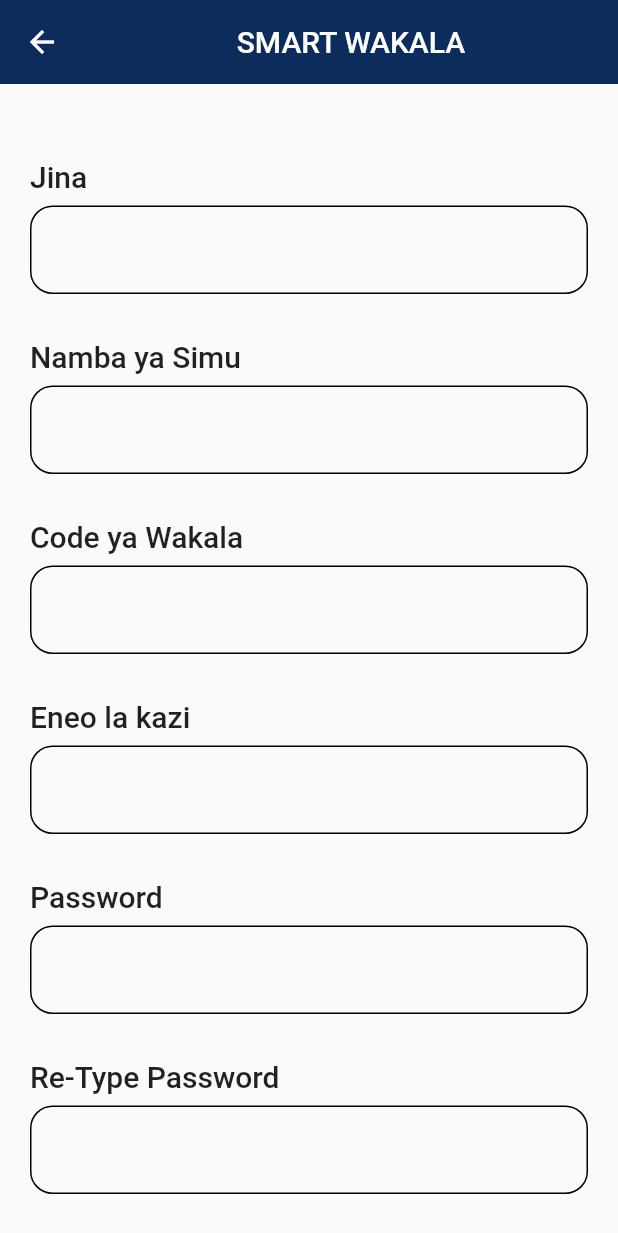
After one commit to zuberypima/wakala-app, a Flutter app: the screen it shows after launch, after a tap on "Jisajili", on a phone screen of 412 x 824 dp. The commit adds this screen. Shown: the top 1233 px of the screen. Run offline on Flutter 3.47's test engine with Material 2 defaults, Android fonts, the phone set to English and light mode, and no system bars; our stand-ins replace cloud_firestore, firebase_core, firebase_database; missing offline and left inert: telephony; accounts and stored records are empty.

Commit message:
finish all documments parts

```diff
--- a/lib/screens/loginscreen.dart
+++ b/lib/screens/loginscreen.dart
@@ -2,6 +2,7 @@ import 'package:cloud_firestore/cloud_firestore.dart';
 import 'package:flutter/material.dart';
 import 'package:wakala/model/applicationdata/uservalidity.dart';
 import 'package:wakala/pages/homepage.dart';
+import 'package:wakala/screens/registrationform.dart';
 
 class LoginPage extends StatefulWidget {
   const LoginPage({Key? key}) : super(key: key);
@@ -11,8 +12,8 @@ class LoginPage extends StatefulWidget {
 }
 
 class _LoginPageState extends State<LoginPage> {
-  String code='';
-  String password='';
+  String code = '';
+  String password = '';
   @override
   Widget build(BuildContext context) {
     return SafeArea(
@@ -38,7 +39,7 @@ class _LoginPageState extends State<LoginPage> {
                 ),
                 TextFormField(
                   onChanged: ((value) {
-                    code=value;
+                    code = value;
                   }),
                   decoration: InputDecoration(
                       focusedBorder: OutlineInputBorder(
@@ -63,7 +64,7 @@ class _LoginPageState extends State<LoginPage> {
                 ),
                 TextFormField(
                   onChanged: ((value) {
-                    password=value;
+                    password = value;
                   }),
                   decoration: InputDecoration(
                       focusedBorder: OutlineInputBorder(
@@ -75,45 +76,68 @@ class _LoginPageState extends State<LoginPage> {
             ),
           ),
           InkWell(
-            onTap: (){
-              checkuser('1000','1234');
+            onTap: () {
+              checkuser('1000', '1234');
             },
             child: Padding(
               padding: const EdgeInsets.only(top: 30),
               child: Align(
                 child: Container(
-                     height: 40,
-              width: 150,
+                  height: 40,
+                  width: 150,
                   decoration: BoxDecoration(
-                    color: Color.fromRGBO(12, 44, 92, 3),
-                    borderRadius: BorderRadius.circular(15)
-                  ),
+                      color: Color.fromRGBO(12, 44, 92, 3),
+                      borderRadius: BorderRadius.circular(15)),
                   child: Center(
                       child: Text(
                     'Login',
-                    style: TextStyle(color: Colors.white,fontSize: 20,fontWeight: FontWeight.w400),
+                    style: TextStyle(
+                        color: Colors.white,
+                        fontSize: 20,
+                        fontWeight: FontWeight.w400),
                   )),
                 ),
               ),
             ),
-          )
+          ),
+          Padding(
+            padding: const EdgeInsets.only(left: 30,right: 20,top: 10),
+            child: Row(
+
+              children: [
+                SizedBox(width: 40,),
+                Text(
+                  '"Hapana Sina akaunti"',
+                  style: TextStyle(color: Colors.black38, fontSize: 15),
+                ),
+                SizedBox(width: 5,),
+                InkWell(
+                  onTap: (){
+                    Navigator.push(context, MaterialPageRoute(builder: (context)=>RegistrationForm()));
+                  },
+                  child: Text('Jisajili',style: TextStyle(color: Colors.blue,fontSize: 18),))
+              ],
+            ),
+          ),
+          Divider()
         ],
       ),
     ));
   }
 
-  checkuser (String uid,String _password){
+  checkuser(String uid, String _password) {
     FirebaseFirestore.instance
-    .collection('Users').where('Code',isEqualTo: uid).where('Password',isEqualTo:_password )
-    .get()
-    .then((QuerySnapshot snapshots) {
-      if(snapshots.docs.isNotEmpty){
-        Navigator.push(context, MaterialPageRoute(builder: (_)=>HomePage()));
+        .collection('Users')
+        .where('Code', isEqualTo: uid)
+        .where('Password', isEqualTo: _password)
+        .get()
+        .then((QuerySnapshot snapshots) {
+      if (snapshots.docs.isNotEmpty) {
+        Navigator.push(context, MaterialPageRoute(builder: (_) => HomePage()));
       }
-      if(snapshots.docs.isEmpty){
+      if (snapshots.docs.isEmpty) {
         print('Hayupo');
       }
-    }
-    );
+    });
   }
 }
--- /dev/null
+++ b/lib/screens/registrationform.dart
@@ -0,0 +1,244 @@
+import 'package:cloud_firestore/cloud_firestore.dart';
+import 'package:flutter/material.dart';
+import 'package:wakala/model/applicationdata/uservalidity.dart';
+import 'package:wakala/pages/homepage.dart';
+import 'package:wakala/screens/loginscreen.dart';
+import 'package:wakala/screens/registrationform.dart';
+
+class RegistrationForm extends StatefulWidget {
+  const RegistrationForm({Key? key}) : super(key: key);
+
+  @override
+  State<RegistrationForm> createState() => _RegistrationFormState();
+}
+
+class _RegistrationFormState extends State<RegistrationForm> {
+  String code = '';
+  String password = '';
+  @override
+  Widget build(BuildContext context) {
+    return SafeArea(
+        child: Scaffold(
+      appBar: AppBar(
+        elevation: 0,
+        backgroundColor: Color.fromRGBO(12, 44, 92, 3),
+        title: Center(child: Text('SMART WAKALA')),
+      ),
+      body: ListView(
+        children: [
+          Padding(
+            padding: const EdgeInsets.only(left: 20, right: 20, top: 50),
+            child: Column(
+              crossAxisAlignment: CrossAxisAlignment.start,
+              children: [
+                Text(
+                  'Jina',
+                  style: TextStyle(fontSize: 20, fontWeight: FontWeight.w500),
+                ),
+                SizedBox(
+                  height: 8,
+                ),
+                TextFormField(
+                  onChanged: ((value) {
+                    code = value;
+                  }),
+                  decoration: InputDecoration(
+                      focusedBorder: OutlineInputBorder(
+                          borderRadius: BorderRadius.circular(15)),
+                      enabledBorder: OutlineInputBorder(
+                          borderRadius: BorderRadius.circular(15))),
+                )
+              ],
+            ),
+          ),
+          Padding(
+            padding: const EdgeInsets.only(left: 20, right: 20, top: 30),
+            child: Column(
+              crossAxisAlignment: CrossAxisAlignment.start,
+              children: [
+                Text(
+                  'Namba ya Simu',
+                  style: TextStyle(fontSize: 20, fontWeight: FontWeight.w500),
+                ),
+                SizedBox(
+                  height: 8,
+                ),
+                TextFormField(
+                  onChanged: ((value) {
+                    password = value;
+                  }),
+                  decoration: InputDecoration(
+                      focusedBorder: OutlineInputBorder(
+                          borderRadius: BorderRadius.circular(15)),
+                      enabledBorder: OutlineInputBorder(
+                          borderRadius: BorderRadius.circular(15))),
+                )
+              ],
+            ),
+          ),
+           Padding(
+            padding: const EdgeInsets.only(left: 20, right: 20, top: 30),
+            child: Column(
+              crossAxisAlignment: CrossAxisAlignment.start,
+              children: [
+                Text(
+                  'Code ya Wakala',
+                  style: TextStyle(fontSize: 20, fontWeight: FontWeight.w500),
+                ),
+                SizedBox(
+                  height: 8,
+                ),
+                TextFormField(
+                  onChanged: ((value) {
+                    password = value;
+                  }),
+                  decoration: InputDecoration(
+                      focusedBorder: OutlineInputBorder(
+                          borderRadius: BorderRadius.circular(15)),
+                      enabledBorder: OutlineInputBorder(
+                          borderRadius: BorderRadius.circular(15))),
+                )
+              ],
+            ),
+          ),
+           Padding(
+            padding: const EdgeInsets.only(left: 20, right: 20, top: 30),
+            child: Column(
+              crossAxisAlignment: CrossAxisAlignment.start,
+              children: [
+                Text(
+                  'Eneo la kazi',
+                  style: TextStyle(fontSize: 20, fontWeight: FontWeight.w500),
+                ),
+                SizedBox(
+                  height: 8,
+                ),
+                TextFormField(
+                  onChanged: ((value) {
+                    password = value;
+                  }),
+                  decoration: InputDecoration(
+                      focusedBorder: OutlineInputBorder(
+                          borderRadius: BorderRadius.circular(15)),
+                      enabledBorder: OutlineInputBorder(
+                          borderRadius: BorderRadius.circular(15))),
+                )
+              ],
+            ),
+          ),
+           Padding(
+            padding: const EdgeInsets.only(left: 20, right: 20, top: 30),
+            child: Column(
+              crossAxisAlignment: CrossAxisAlignment.start,
+              children: [
+                Text(
+                  'Password',
+                  style: TextStyle(fontSize: 20, fontWeight: FontWeight.w500),
+                ),
+                SizedBox(
+                  height: 8,
+                ),
+                TextFormField(
+                  onChanged: ((value) {
+                    password = value;
+                  }),
+                  decoration: InputDecoration(
+                      focusedBorder: OutlineInputBorder(
+                          borderRadius: BorderRadius.circular(15)),
+                      enabledBorder: OutlineInputBorder(
+                          borderRadius: BorderRadius.circular(15))),
+                )
+              ],
+            ),
+          ),
+           Padding(
+            padding: const EdgeInsets.only(left: 20, right: 20, top: 30),
+            child: Column(
+              crossAxisAlignment: CrossAxisAlignment.start,
+              children: [
+                Text(
+                  'Re-Type Password',
+                  style: TextStyle(fontSize: 20, fontWeight: FontWeight.w500),
+                ),
+                SizedBox(
+                  height: 8,
+                ),
+                TextFormField(
+                  onChanged: ((value) {
+                    password = value;
+                  }),
+                  decoration: InputDecoration(
+                      focusedBorder: OutlineInputBorder(
+                          borderRadius: BorderRadius.circular(15)),
+                      enabledBorder: OutlineInputBorder(
+                          borderRadius: BorderRadius.circular(15))),
+                )
+              ],
+            ),
+          ),
+          InkWell(
+            onTap: () {
+              checkuser('1000', '1234');
+            },
+            child: Padding(
+              padding: const EdgeInsets.only(top: 30),
+              child: Align(
+                child: Container(
+                  height: 40,
+                  width: 150,
+                  decoration: BoxDecoration(
+                      color: Color.fromRGBO(12, 44, 92, 3),
+                      borderRadius: BorderRadius.circular(15)),
+                  child: Center(
+                      child: Text(
+                    'Sajili',
+                    style: TextStyle(
+                        color: Colors.white,
+                        fontSize: 20,
+                        fontWeight: FontWeight.w400),
+                  )),
+                ),
+              ),
+            ),
+          ),
+          Padding(
+            padding: const EdgeInsets.only(left: 30,right: 20,top: 10),
+            child: Row(
+
+              children: [
+                SizedBox(width: 40,),
+                Text(
+                  '"Nina akaunti"',
+                  style: TextStyle(color: Colors.black38, fontSize: 15),
+                ),
+                SizedBox(width: 5,),
+                InkWell(
+                  onTap: (){
+                    Navigator.push(context, MaterialPageRoute(builder: (context)=>LoginPage()));
+                  },
+                  child: Text('Ingia',style: TextStyle(color: Colors.blue,fontSize: 18),))
+              ],
+            ),
+          ),
+          Divider()
+        ],
+      ),
+    ));
+  }
+
+  checkuser(String uid, String _password) {
+    FirebaseFirestore.instance
+        .collection('Users')
+        .where('Code', isEqualTo: uid)
+        .where('Password', isEqualTo: _password)
+        .get()
+        .then((QuerySnapshot snapshots) {
+      if (snapshots.docs.isNotEmpty) {
+        Navigator.push(context, MaterialPageRoute(builder: (_) => HomePage()));
+      }
+      if (snapshots.docs.isEmpty) {
+        print('Hayupo');
+      }
+    });
+  }
+}
--- a/lib/screens/reportscreen.dart
+++ b/lib/screens/reportscreen.dart
@@ -10,7 +10,7 @@ class ReportPage extends StatefulWidget {
 
 class _ReportPageState extends State<ReportPage> {
   final Stream<QuerySnapshot> _reportstream =
-      FirebaseFirestore.instance.collection('test').snapshots();
+      FirebaseFirestore.instance.collection('Wakala_App').doc('User_id').collection('SMS_Details').snapshots();
   @override
   Widget build(BuildContext context) {
     return DefaultTabController(
```
